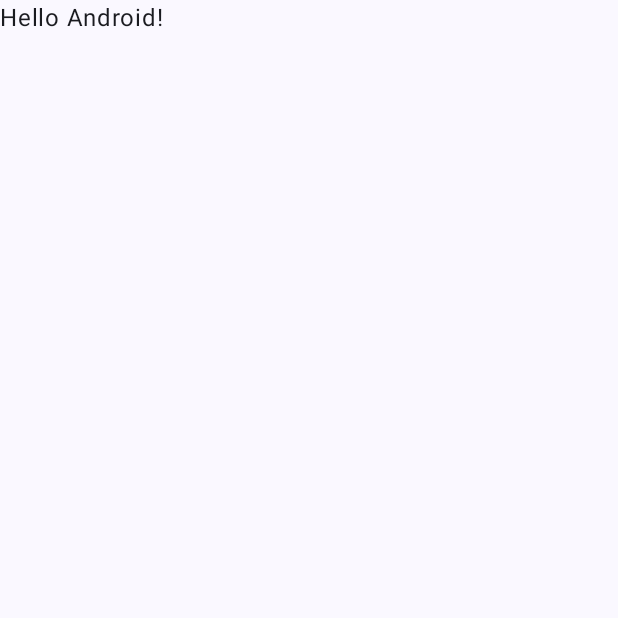
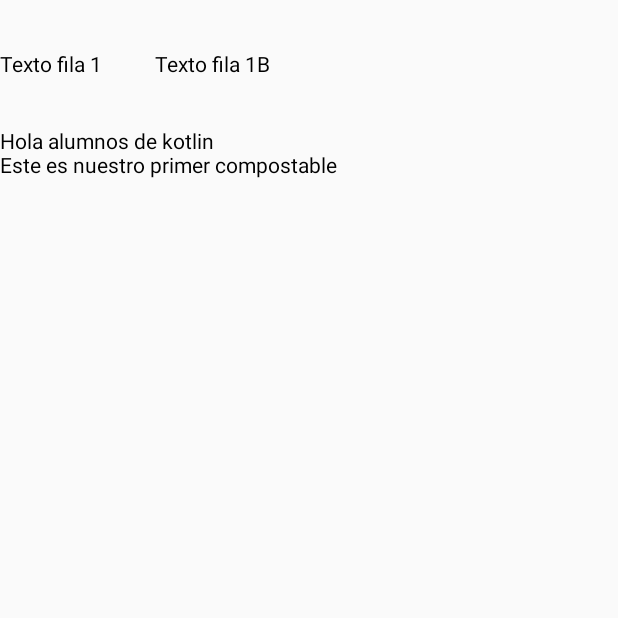
Before and after one commit to siryefers6/AppPrueba, an Android app built with Jetpack Compose: the screen it shows after launch (MainActivity), on a phone screen of 412 x 824 dp, the top half of it. Before the commit the part shown is almost empty. Run offline under Robolectric (Android 15) with nearby library versions, the phone set to English and light mode, and no system bars.

Commit message:
feat: Crear filas, columnas y spacer con compose

```diff
--- a/app/src/main/java/com/example/appprueba/MainActivity.kt
+++ b/app/src/main/java/com/example/appprueba/MainActivity.kt
@@ -13,35 +13,40 @@ import androidx.compose.ui.Modifier
 import androidx.compose.ui.tooling.preview.Preview
 import com.example.appprueba.ui.theme.AppPruebaTheme
 
+import androidx.compose.foundation.layout.Column
+import androidx.compose.ui.unit.dp
+import androidx.compose.foundation.layout.Row
+import androidx.compose.foundation.layout.Spacer
+import androidx.compose.foundation.layout.height
+import androidx.compose.foundation.layout.width
+
+
 class MainActivity : ComponentActivity() {
     override fun onCreate(savedInstanceState: Bundle?) {
         super.onCreate(savedInstanceState)
         enableEdgeToEdge()
         setContent {
-            AppPruebaTheme {
-                Scaffold(modifier = Modifier.fillMaxSize()) { innerPadding ->
-                    Greeting(
-                        name = "Android",
-                        modifier = Modifier.padding(innerPadding)
-                    )
-                }
-            }
+            MiPrimerComposable()
         }
     }
 }
 
 @Composable
-fun Greeting(name: String, modifier: Modifier = Modifier) {
-    Text(
-        text = "Hello $name!",
-        modifier = modifier
-    )
-}
+fun MiPrimerComposable() {
 
-@Preview(showBackground = true)
-@Composable
-fun GreetingPreview() {
-    AppPruebaTheme {
-        Greeting("Android")
+    Column(modifier = Modifier.fillMaxSize().padding(top=35.dp)) {
+
+        Row {
+
+            Text(text="Texto fila 1")
+            Spacer(modifier = Modifier.width(35.dp))
+            Text(text="Texto fila 1B")
+
+        }
+
+        Spacer(modifier = Modifier.height(35.dp))
+        Text(text="Hola alumnos de kotlin")
+        Text(text="Este es nuestro primer compostable")
+
     }
 }
```
Also changed, not shown: 1 other file.
